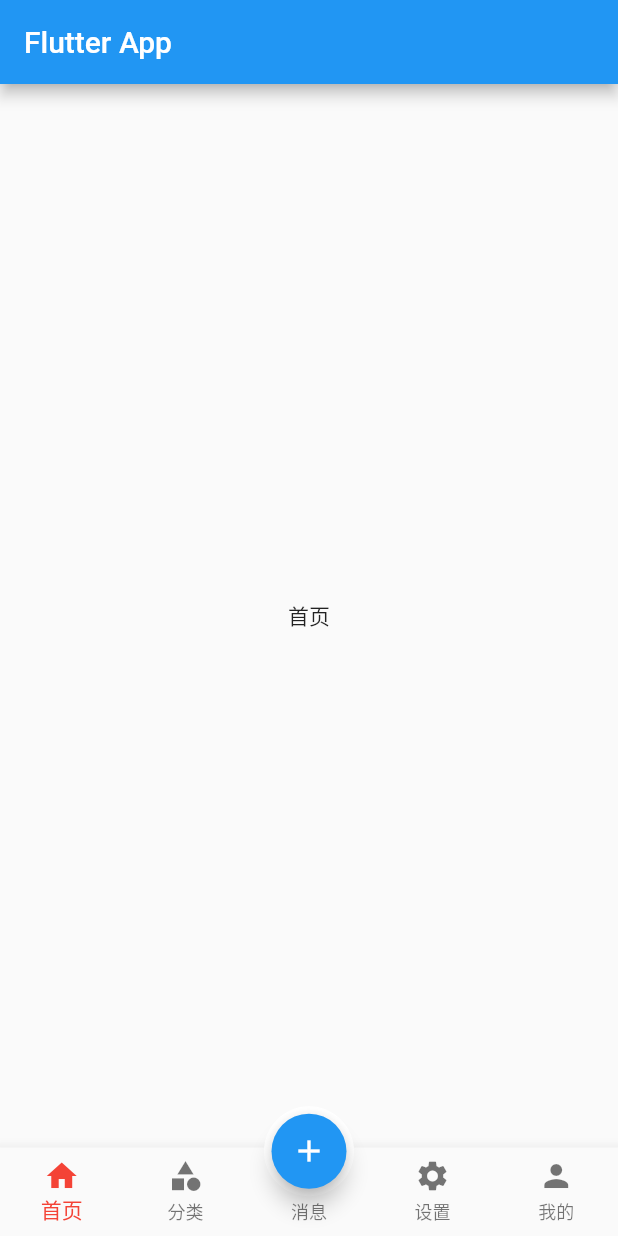
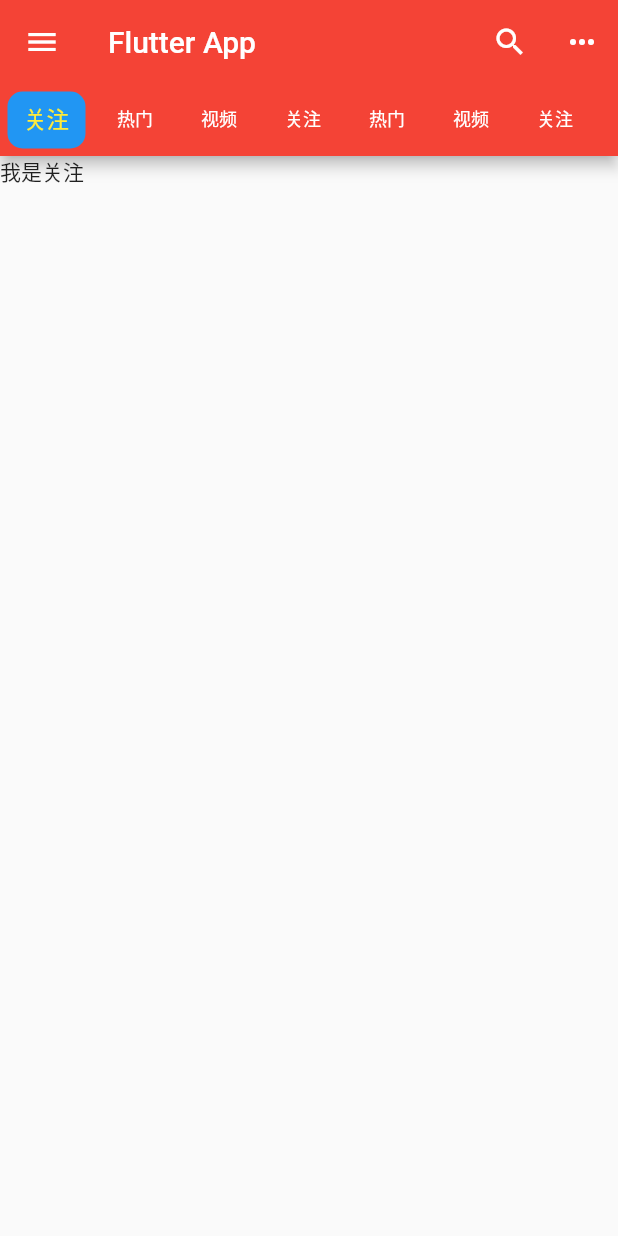
Before and after one commit to ChinaFishNews/CalculateGame_flutter, a Flutter app: the screen it shows after launch, on a phone screen of 412 x 824 dp. Run offline on Flutter 3.47's test engine with Material 2 defaults, Android fonts, the phone set to English and light mode, and no system bars.

```diff
--- /dev/null
+++ b/lib/appBar.dart
@@ -0,0 +1,145 @@
+import 'package:flutter/material.dart';
+
+class AppBarPage extends StatefulWidget {
+  const AppBarPage({super.key});
+
+  @override
+  State<AppBarPage> createState() => _AppBarPageState();
+}
+
+class _AppBarPageState extends State<AppBarPage>
+    with SingleTickerProviderStateMixin {
+  late TabController _tabController;
+
+  @override
+  void initState() {
+    super.initState();
+    _tabController = TabController(length: 9, vsync: this);
+  }
+
+  List<String> list = [];
+  @override
+  Widget build(BuildContext context) {
+    return Scaffold(
+      appBar: AppBar(
+        leading: IconButton(
+          icon: Icon(
+            Icons.menu,
+          ),
+          onPressed: () {
+            print('click');
+          },
+        ),
+        backgroundColor: Colors.red,
+        title: Text("Flutter App"),
+        actions: [
+          IconButton(
+              onPressed: () {
+                print('搜索图标');
+              },
+              icon: Icon(Icons.search)),
+          IconButton(
+              onPressed: () {
+                print('更多');
+              },
+              icon: Icon(Icons.more_horiz)),
+        ],
+        bottom: TabBar(
+          isScrollable: true,
+          indicatorColor: Colors.green,
+          indicatorWeight: 2,
+          indicatorPadding: EdgeInsets.all(5),
+          labelColor: Colors.yellow,
+          unselectedLabelColor: Colors.white,
+          labelStyle: TextStyle(
+            fontSize: 15,
+          ),
+          unselectedLabelStyle: TextStyle(
+            fontSize: 12,
+          ),
+          indicator: BoxDecoration(
+            color: Colors.blue,
+            borderRadius: BorderRadius.circular(10),
+          ),
+          controller: _tabController,
+          tabs: [
+            Tab(
+              child: Text('关注'),
+            ),
+            Tab(
+              child: Text('热门'),
+            ),
+            Tab(
+              child: Text('视频'),
+            ),
+            Tab(
+              child: Text('关注'),
+            ),
+            Tab(
+              child: Text('热门'),
+            ),
+            Tab(
+              child: Text('视频'),
+            ),
+            Tab(
+              child: Text('关注'),
+            ),
+            Tab(
+              child: Text('视频'),
+            ),
+            Tab(
+              child: Text('热门'),
+            ),
+          ],
+        ),
+      ),
+      body: TabBarView(
+        controller: _tabController,
+        children: [
+          Text("我是关注"),
+          Text("我是关注"),
+          Text("我是关注"),
+          Text("我是关注"),
+          Text("我是关注"),
+          Text("我是关注"),
+          Text("我是关注"),
+          ListView(
+            children: [
+              ListTile(
+                title: Text('我是热门列表'),
+              ),
+              ListTile(
+                title: Text('我是热门列表'),
+              ),
+              ListTile(
+                title: Text('我是热门列表'),
+              ),
+              ListTile(
+                title: Text('我是热门列表'),
+              ),
+              ListTile(
+                title: Text('我是热门列表'),
+              ),
+              ListTile(
+                title: Text('我是热门列表'),
+              ),
+              ListTile(
+                title: Text('我是热门列表'),
+              ),
+              ListTile(
+                title: Text('我是热门列表'),
+              ),
+            ],
+          ),
+          ListView(
+            children: [
+              ListTile(
+                title: Text('我是视频列表'),
+              ),
+            ],
+          ),
+        ],
+      ),
+    );
+  }
+}
--- a/lib/main.dart
+++ b/lib/main.dart
@@ -2,6 +2,7 @@ import 'package:flutter/material.dart';
 import 'package:my_app/calculateGame.dart';
 import 'package:my_app/wrapDemo.dart';
 import 'package:my_app/tabs.dart';
+import 'package:my_app/appbar.dart';
 
 void main() {
   runApp(const MyApp());
@@ -44,13 +45,23 @@ class MyApp extends StatelessWidget {
   //   );
   // }
 
+  // @override
+  // Widget build(BuildContext context) {
+  //   return MaterialApp(
+  //     title: 'Flutter Demo',
+  //     debugShowCheckedModeBanner: false,
+  //     theme: ThemeData(primaryColor: Colors.black),
+  //     home: Tabs(),
+  //   );
+  // }
+
   @override
   Widget build(BuildContext context) {
     return MaterialApp(
       title: 'Flutter Demo',
       debugShowCheckedModeBanner: false,
       theme: ThemeData(primaryColor: Colors.black),
-      home: Tabs(),
+      home: AppBarPage(),
     );
   }
 }
```
